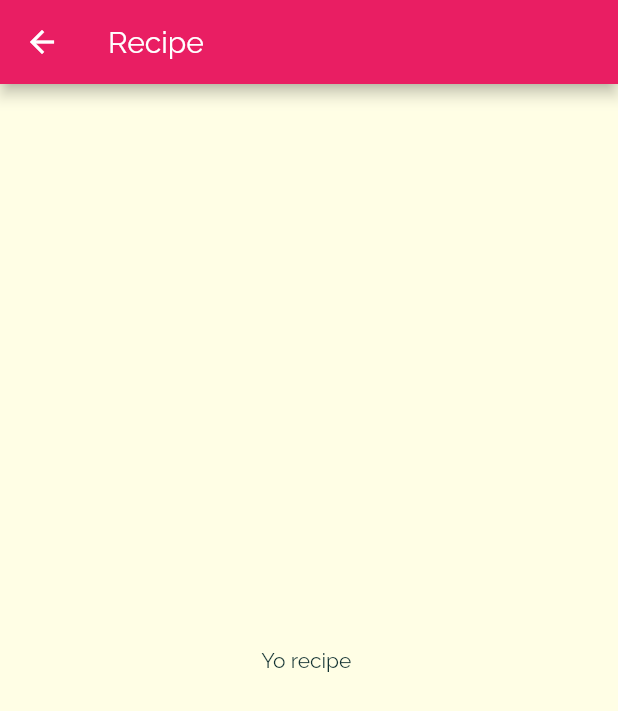
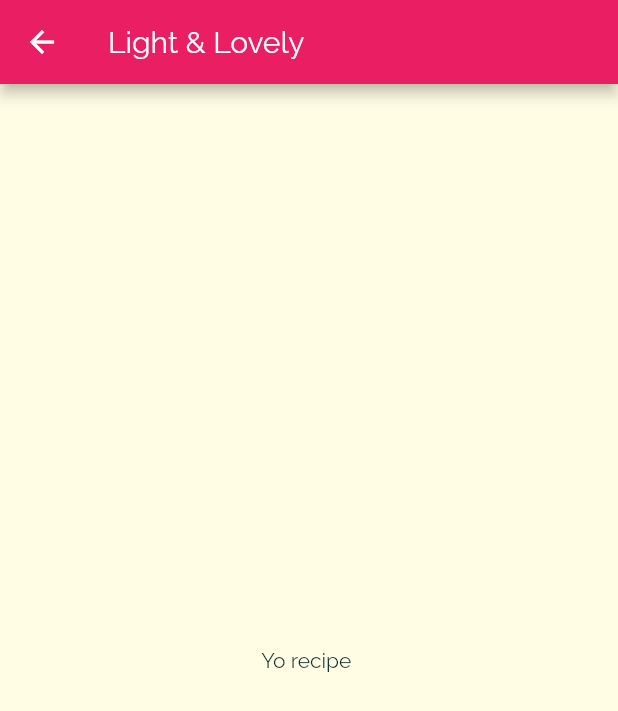
Before and after one commit to TilakMaddy/meals_app, a Flutter app: the screen it shows after launch, after a tap on "Light & Lovely", on a phone screen of 412 x 824 dp. Shown: the top 711 px of the screen. Run offline on Flutter 3.47's test engine with Material 2 defaults, Android fonts, the phone set to English and light mode, and no system bars.

Commit message:
unnamed routes implemented

```diff
--- a/lib/categories_screen.dart
+++ b/lib/categories_screen.dart
@@ -18,7 +18,11 @@ class CategoriesScreen extends StatelessWidget {
           mainAxisSpacing: 20,
         ),
         children: DUMMY_CATEGORIES.map((catData) {
-          return CategoryItem(title: catData.title, color: catData.color);
+          return CategoryItem(
+            title: catData.title,
+            color: catData.color,
+            id: catData.id,
+          );
         }).toList(),
       ),
     );
--- a/lib/category_item.dart
+++ b/lib/category_item.dart
@@ -2,10 +2,12 @@ import 'package:flutter/material.dart';
 import 'package:meals_app/category_meals_screen.dart';
 
 class CategoryItem extends StatelessWidget {
+  final String id;
   final String title;
   final Color color;
 
   CategoryItem({
+    required this.id,
     required this.title,
     required this.color,
   });
@@ -14,7 +16,10 @@ class CategoryItem extends StatelessWidget {
     Navigator.of(context).push(
       MaterialPageRoute(
         builder: (ctx) {
-          return CategoryMealsScreen();
+          return CategoryMealsScreen(
+            categoryId: id,
+            categoryTitle: this.title,
+          );
         },
       ),
     );
--- a/lib/category_meals_screen.dart
+++ b/lib/category_meals_screen.dart
@@ -1,11 +1,19 @@
 import 'package:flutter/material.dart';
 
 class CategoryMealsScreen extends StatelessWidget {
+  final String categoryId;
+  final String categoryTitle;
+
+  CategoryMealsScreen({
+    required this.categoryId,
+    required this.categoryTitle,
+  });
+
   @override
   Widget build(BuildContext context) {
     return Scaffold(
       appBar: AppBar(
-        title: Text('Recipe'),
+        title: Text(categoryTitle),
       ),
       body: Center(
         child: Text('Yo recipe '),
--- a/lib/main.dart
+++ b/lib/main.dart
@@ -1,5 +1,6 @@
 import 'package:flutter/material.dart';
 import 'package:meals_app/categories_screen.dart';
+import 'package:meals_app/category_meals_screen.dart';
 
 void main() {
   runApp(MyApp());
```
